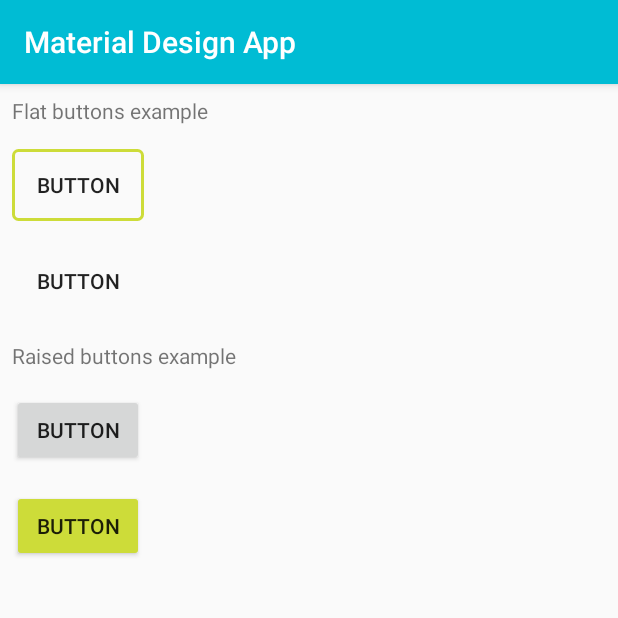
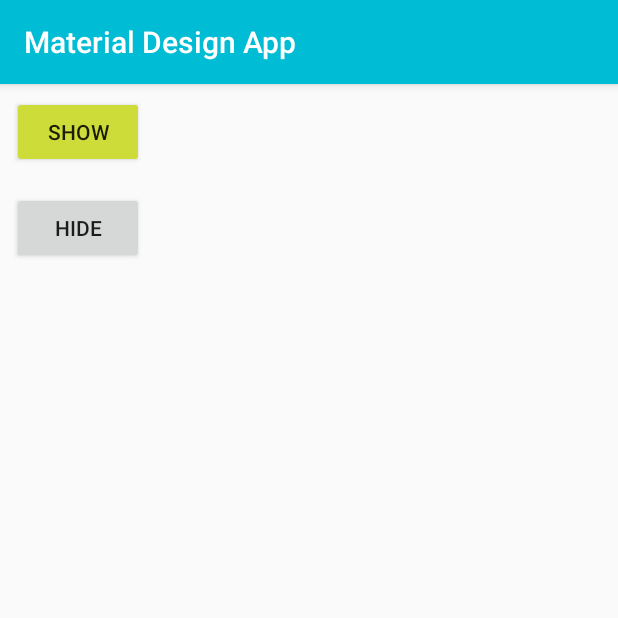
Before and after one commit to afedchenko/MaterialDesignApp, an Android app: the fragment ProgressbarFragment shown on its own in the app's theme, on a phone screen of 412 x 824 dp, the top half of it. Run offline under Robolectric (Android 15) with nearby library versions, the phone set to English and light mode, and no system bars.

Commit message:
Сделал фрагмент с прогресс-барами

```diff
--- a/app/src/main/java/com/example/materialdesignapp/MainActivity.java
+++ b/app/src/main/java/com/example/materialdesignapp/MainActivity.java
@@ -42,7 +42,7 @@ public class MainActivity extends AppCompatActivity {
         // Passing each menu ID as a set of Ids because each
         // menu should be considered as top level destinations.
         mAppBarConfiguration = new AppBarConfiguration.Builder(
-                R.id.nav_edit_text, R.id.nav_gallery, R.id.nav_slideshow, R.id.nav_buttons)
+                R.id.nav_edit_text, R.id.nav_gallery, R.id.nav_slideshow, R.id.nav_buttons, R.id.nav_progress)
                 .setDrawerLayout(drawer)
                 .build();
         NavController navController = Navigation.findNavController(this, R.id.nav_host_fragment);
--- a/app/src/main/java/com/example/materialdesignapp/ui/progressbar/ProgressbarFragment.java
+++ b/app/src/main/java/com/example/materialdesignapp/ui/progressbar/ProgressbarFragment.java
@@ -1,51 +1,51 @@
-package com.example.materialdesignapp.ui.progressbar.progressbar;
+package com.example.materialdesignapp.ui.progressbar;
 
-import android.content.Intent;
 import android.os.Bundle;
 import android.view.LayoutInflater;
 import android.view.View;
 import android.view.ViewGroup;
 import android.widget.Button;
+import android.widget.ProgressBar;
 
 import androidx.annotation.NonNull;
-import androidx.annotation.Nullable;
 import androidx.fragment.app.Fragment;
-import androidx.lifecycle.ViewModelProviders;
 
 import com.example.materialdesignapp.R;
-import com.example.materialdesignapp.ToolbarBackActivity;
-import com.example.materialdesignapp.ui.edittext.EditTextViewModel;
 
 public class ProgressbarFragment extends Fragment {
 
-    private EditTextViewModel buttonsViewModel;
-
     public View onCreateView(@NonNull LayoutInflater inflater,
                              ViewGroup container, Bundle savedInstanceState) {
-        buttonsViewModel =
-                ViewModelProviders.of(this).get(EditTextViewModel.class);
-        View root = inflater.inflate(R.layout.fragment_buttons, container, false);
-        Button buttonForToolbarActivity = root.findViewById(R.id.fragment_buttons_button_1);
-        buttonForToolbarActivity.setOnClickListener(new View.OnClickListener() {
+
+        //Инфлейтим фрагмент с прогресс-барами и инициализируем views
+        View root = inflater.inflate(R.layout.fragment_progressbar, container, false);
+        Button buttonShowProgress = root.findViewById(R.id.fragment_progressbar_button_show);
+        Button buttonHideProgress = root.findViewById(R.id.fragment_progressbar_button_hide);
+        final ProgressBar roundProgressBar = root.findViewById(R.id.fragment_progressbar_progress_round);
+        final ProgressBar lineProgressBar = root.findViewById(R.id.fragment_progressbar_progress_line);
+
+        //Устанавливаем дефолтно прогрессбары скрытыми
+        roundProgressBar.setVisibility(View.INVISIBLE);
+        lineProgressBar.setVisibility(View.INVISIBLE);
+
+        //По клику на кнопку SHOW делаем прогрессбары видимыми
+        buttonShowProgress.setOnClickListener(new View.OnClickListener() {
             @Override
             public void onClick(View v) {
-                ProgressbarFragment.this.startActivity(new Intent(ProgressbarFragment.this.getContext(), ToolbarBackActivity.class));
+                roundProgressBar.setVisibility(View.VISIBLE);
+                lineProgressBar.setVisibility(View.VISIBLE);
             }
         });
 
+        //По клику на кнопку HIDE делаем прогрессбары скрытыми
+        buttonHideProgress.setOnClickListener(new View.OnClickListener() {
+            @Override
+            public void onClick(View v) {
+                roundProgressBar.setVisibility(View.INVISIBLE);
+                lineProgressBar.setVisibility(View.INVISIBLE);
+            }
+        });
 
-/*        final TextView textView = root.findViewById(R.id.edit_text);
-        buttonsViewModel.getText().observe(getViewLifecycleOwner(), new Observer<String>() {
-            @Override
-            public void onChanged(@Nullable String s) {
-                textView.setText(s);
-            }
-        });*/
         return root;
     }
-
-    @Override
-    public void onCreate(@Nullable Bundle savedInstanceState) {
-        super.onCreate(savedInstanceState);
-    }
 }
--- a/app/src/main/res/layout/fragment_buttons.xml
+++ b/app/src/main/res/layout/fragment_buttons.xml
@@ -14,11 +14,11 @@
 
     <Button
         android:id="@+id/fragment_buttons_button_1"
-        android:layout_width="wrap_content"
+        android:layout_width="match_parent"
         android:layout_height="wrap_content"
         android:background="@drawable/flat_button"
         android:layout_margin="@dimen/buttons_padding"
-        android:text="@string/button_text" />
+        android:text="@string/button_open_activity" />
 
     <Button
         style="?attr/borderlessButtonStyle"
--- a/app/src/main/res/layout/fragment_progressbar.xml
+++ b/app/src/main/res/layout/fragment_progressbar.xml
@@ -1,6 +1,40 @@
 <?xml version="1.0" encoding="utf-8"?>
-<androidx.constraintlayout.widget.ConstraintLayout
-    xmlns:android="http://schemas.android.com/apk/res/android" android:layout_width="match_parent"
-    android:layout_height="match_parent">
+<LinearLayout xmlns:android="http://schemas.android.com/apk/res/android"
 
-</androidx.constraintlayout.widget.ConstraintLayout>
+    xmlns:tools="http://schemas.android.com/tools"
+    android:layout_width="match_parent"
+    android:layout_height="match_parent"
+    android:orientation="vertical"
+    tools:context=".ui.progressbar.ProgressbarFragment">
+
+    <Button
+        android:id="@+id/fragment_progressbar_button_show"
+        android:text="@string/button_show_progress"
+        android:layout_width="wrap_content"
+        android:layout_height="wrap_content"
+        android:backgroundTint="@color/colorAccent"
+        android:layout_margin="@dimen/buttons_padding"/>
+
+    <Button
+        android:id="@+id/fragment_progressbar_button_hide"
+        android:text="@string/button_hide_progress"
+        android:layout_width="wrap_content"
+        android:layout_height="wrap_content"
+        android:layout_margin="@dimen/buttons_padding"/>
+
+    <ProgressBar
+        android:id="@+id/fragment_progressbar_progress_round"
+        style="?android:attr/progressBarStyle"
+        android:layout_width="wrap_content"
+        android:layout_height="wrap_content"
+        android:layout_margin="@dimen/buttons_padding"/>
+
+    <ProgressBar
+        android:id="@+id/fragment_progressbar_progress_line"
+        style="?android:attr/progressBarStyleHorizontal"
+        android:indeterminate="true"
+        android:layout_width="match_parent"
+        android:layout_height="wrap_content"
+        android:layout_margin="@dimen/buttons_padding"/>
+
+</LinearLayout>
--- a/app/src/main/res/menu/activity_main_drawer.xml
+++ b/app/src/main/res/menu/activity_main_drawer.xml
@@ -20,5 +20,9 @@
             android:id="@+id/nav_buttons"
             android:icon="@drawable/ic_menu_buttons"
             android:title="@string/menu_buttons" />
+        <item
+            android:id="@+id/nav_progress"
+            android:icon="@drawable/ic_menu_progress"
+            android:title="@string/menu_progress" />
     </group>
 </menu>
--- a/app/src/main/res/values/strings.xml
+++ b/app/src/main/res/values/strings.xml
@@ -1,4 +1,6 @@
 <resources>
+
+    <!--Тексты в drawer activity-->
     <string name="app_name">Material Design App</string>
     <string name="navigation_drawer_open">Open navigation drawer</string>
     <string name="navigation_drawer_close">Close navigation drawer</string>
@@ -7,15 +9,25 @@
     <string name="nav_header_desc">Navigation header</string>
     <string name="action_settings">Settings</string>
 
+    <!--Пункты меню-->
     <string name="menu_edit_text">Edit text</string>
     <string name="menu_snack_bar">FAB and SnackBar</string>
     <string name="menu_bottom_sheet">Bottom Sheet</string>
     <string name="menu_buttons">Buttons</string>
+    <string name="menu_progress">ProgressBar</string>
 
+    <!--Тексты на разных view-->
     <string name="home_second">Home Second</string>
     <string name="edit_text_hint">Some text</string>
     <string name="bottom_sheet_text">Потяни вверх</string>
-    <string name="button_text">BUTTON</string>
     <string name="flat_button_text_view">Flat buttons example</string>
     <string name="raised_button_text_view">Raised buttons example</string>
+    <string name="activity_toolbar_text_view">Окно с кнопкой \"назад\""</string>
+
+    <!--Тексты на кнопках-->
+    <string name="button_text">BUTTON</string>
+    <string name="button_open_activity">OPEN NEW ACTIVITY</string>
+    <string name="button_show_progress">SHOW</string>
+    <string name="button_hide_progress">HIDE</string>
+
 </resources>
```
Also changed, not shown: app/src/main/java/com/example/materialdesignapp/ui/progressbar/ProgressbarViewModel.java (deleted, +0 -19 lines), app/src/main/res/layout/activity_toolbar_back.xml (+6 -1 lines), app/src/main/res/navigation/mobile_navigation.xml (+7 -0 lines).
